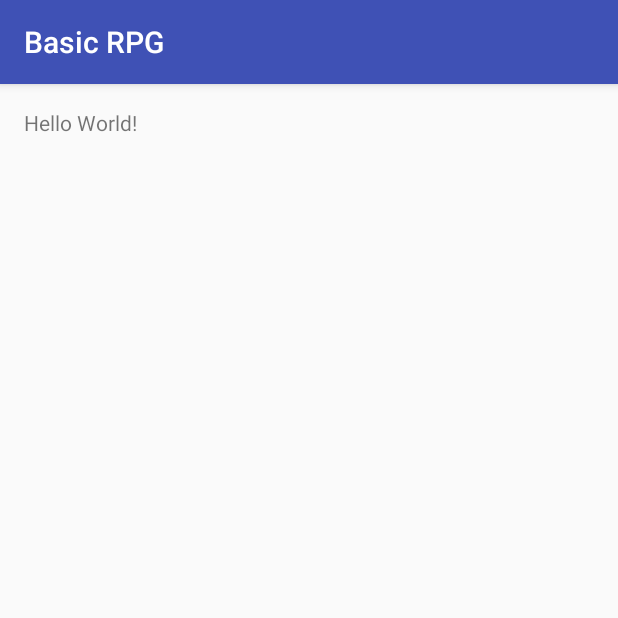
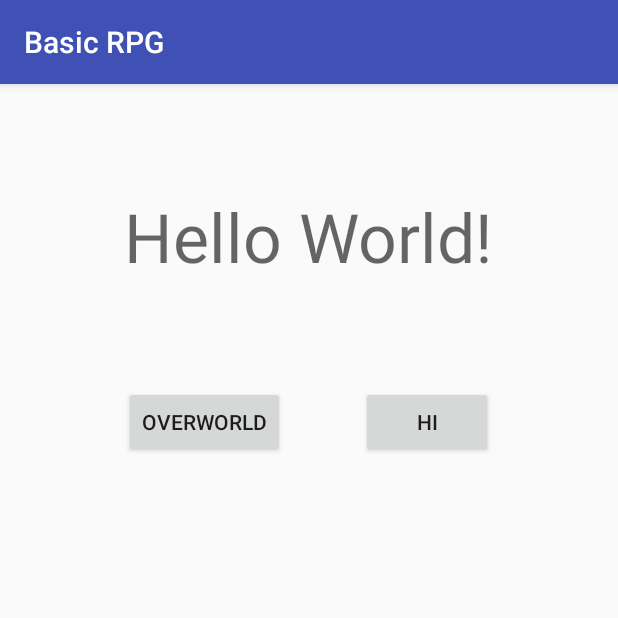
Before and after one commit to amorrisgips/BasicRPG, an Android app: the screen it shows after launch (MainActivity), on a phone screen of 412 x 824 dp, the top half of it. Run offline under Robolectric (Android 15) with nearby library versions, the phone set to English and light mode, and no system bars.

Commit message:
Unknown crash when buttons are pressed

```diff
--- a/app/src/main/AndroidManifest.xml
+++ b/app/src/main/AndroidManifest.xml
@@ -15,6 +15,7 @@
                 <category android:name="android.intent.category.LAUNCHER" />
             </intent-filter>
         </activity>
+        <activity android:name=".Overworld"></activity>
     </application>
 
 </manifest>
--- a/app/src/main/res/layout/activity_main.xml
+++ b/app/src/main/res/layout/activity_main.xml
@@ -10,8 +10,38 @@
     android:paddingTop="@dimen/activity_vertical_margin"
     tools:context="com.example.sierra.basicrpg.MainActivity">
 
+    <Button
+        android:text="Overworld"
+        android:layout_width="wrap_content"
+        android:layout_height="wrap_content"
+        android:layout_marginTop="69dp"
+        android:id="@+id/to_overworld"
+        android:layout_below="@+id/textView"
+        android:layout_alignLeft="@+id/textView"
+        android:layout_alignStart="@+id/textView"
+        android:onClick="toOverworld (MainActivity)"
+        android:hint="@string/to_overworld"/>
+
     <TextView
         android:layout_width="wrap_content"
         android:layout_height="wrap_content"
-        android:text="Hello World!" />
+        android:text="Hello World!"
+        android:id="@+id/textView"
+        android:textAppearance="@style/TextAppearance.AppCompat.Display2"
+        android:layout_marginTop="55dp"
+        android:layout_alignParentTop="true"
+        android:layout_centerHorizontal="true" />
+
+    <Button
+        android:text="Hi"
+        android:layout_width="wrap_content"
+        android:layout_height="wrap_content"
+        android:id="@+id/button2"
+        android:onClick="makeToast (MainActivity)"
+        android:layout_alignBaseline="@+id/to_overworld"
+        android:layout_alignBottom="@+id/to_overworld"
+        android:layout_alignRight="@+id/textView"
+        android:layout_alignEnd="@+id/textView" />
+
+
 </RelativeLayout>
--- a/app/src/main/res/values/strings.xml
+++ b/app/src/main/res/values/strings.xml
@@ -1,3 +1,4 @@
 <resources>
     <string name="app_name">Basic RPG</string>
+    <string name="to_overworld">to_overworld</string>
 </resources>
```
Also changed, not shown: app/src/main/java/com/example/sierra/basicrpg/MainActivity.java (+18 -1 lines), app/src/main/java/com/example/sierra/basicrpg/Overworld.java (added, +13 -0 lines), app/src/main/res/layout/activity_overworld.xml (added, +13 -0 lines).
